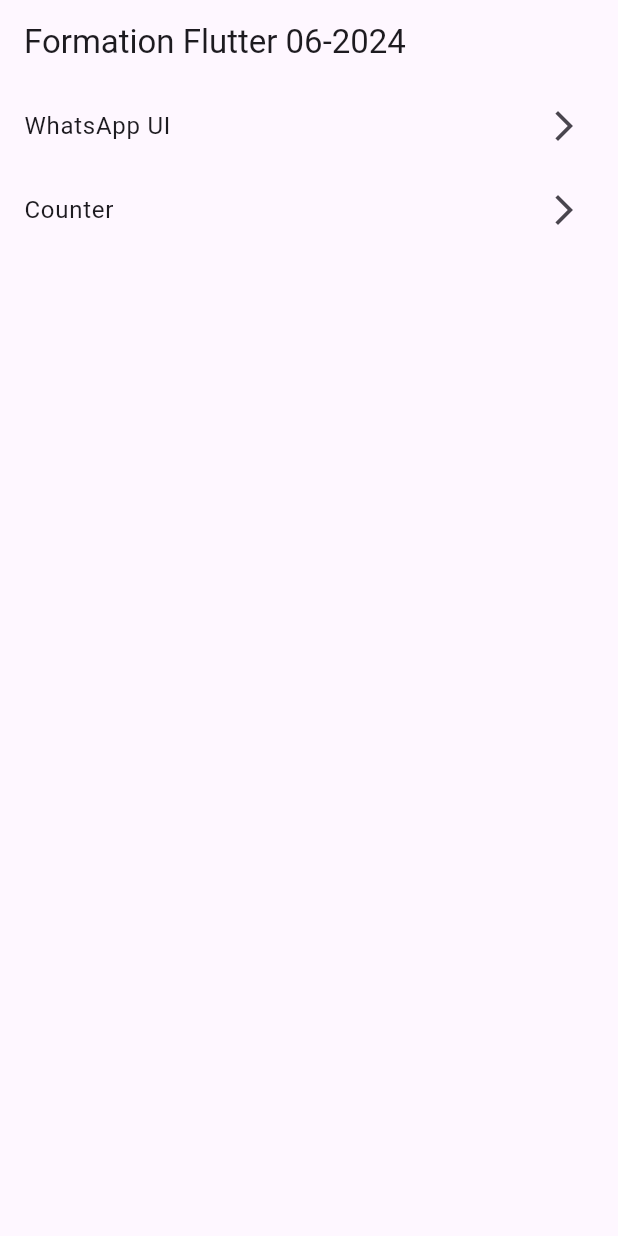
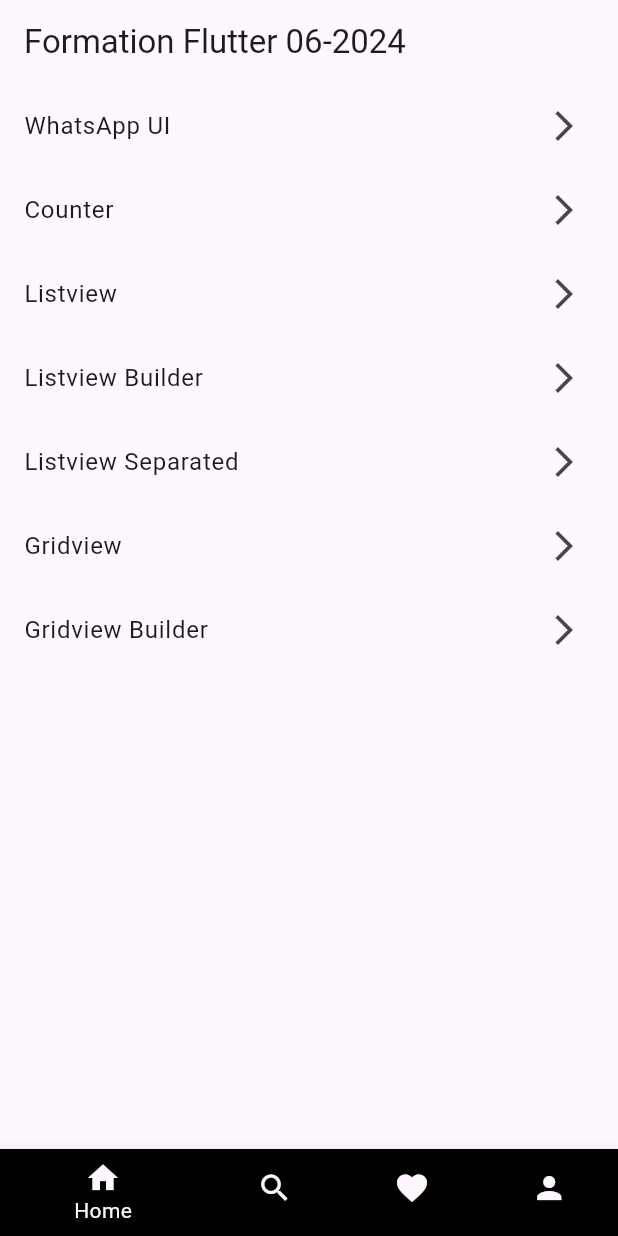
Before and after one commit to Brughth/Formation_flutter_06_24, a Flutter app: the screen it shows after launch, on a phone screen of 412 x 824 dp. Run offline on Flutter 3.47's test engine with Material 3 defaults, Android fonts, the phone set to English and light mode, and no system bars.

Commit message:
Listview, gradiew, etc..

```diff
--- a/lib/application_screen.dart
+++ b/lib/application_screen.dart
@@ -1,39 +1,79 @@
 import 'package:flutter/material.dart';
-import 'package:formation_flutter_join24/counter_screen.dart';
-import 'package:formation_flutter_join24/home_screen.dart';
 
-class ApplicationScreen extends StatelessWidget {
+import 'package:formation_flutter_join24/training_screen.dart';
+
+class ApplicationScreen extends StatefulWidget {
   const ApplicationScreen({super.key});
 
   @override
+  State<ApplicationScreen> createState() => _ApplicationScreenState();
+}
+
+class _ApplicationScreenState extends State<ApplicationScreen> {
+  int activeIndex = 0;
+  @override
   Widget build(BuildContext context) {
     return Scaffold(
-      appBar: AppBar(
-        title: const Text("Formation Flutter 06-2024"),
+      body: IndexedStack(
+        index: activeIndex,
+        children: [
+          const TrainingScreen(),
+          Scaffold(
+            appBar: AppBar(
+              title: const Text("Search"),
+            ),
+            body: Center(
+              child: Text(
+                "Search",
+                style: Theme.of(context).textTheme.displayLarge,
+              ),
+            ),
+          ),
+          Scaffold(
+            body: Center(
+              child: Text(
+                "Like",
+                style: Theme.of(context).textTheme.displayLarge,
+              ),
+            ),
+          ),
+          Scaffold(
+            body: Center(
+              child: Text(
+                "Profil",
+                style: Theme.of(context).textTheme.displayLarge,
+              ),
+            ),
+          )
+        ],
       ),
-      body: ListView(
-        children: [
-          ListTile(
-            title: Text("WhatsApp UI"),
-            trailing: Icon(Icons.arrow_forward_ios),
-            onTap: () {
-              Navigator.of(context).push(
-                MaterialPageRoute(
-                  builder: (context) => const HomeScreen(),
-                ),
-              );
-            },
+      bottomNavigationBar: BottomNavigationBar(
+        backgroundColor: Colors.black,
+        currentIndex: activeIndex,
+        onTap: (value) {
+          setState(() {
+            activeIndex = value;
+          });
+        },
+        items: const [
+          BottomNavigationBarItem(
+            icon: Icon(Icons.home),
+            label: "Home",
+            backgroundColor: Colors.black,
           ),
-          ListTile(
-            title: Text("Counter"),
-            trailing: Icon(Icons.arrow_forward_ios),
-            onTap: () {
-              Navigator.of(context).push(
-                MaterialPageRoute(
-                  builder: (context) => const CounterScreen(),
-                ),
-              );
-            },
+          BottomNavigationBarItem(
+            icon: Icon(Icons.search),
+            label: "Search",
+          ),
+          BottomNavigationBarItem(
+            icon: Icon(Icons.favorite),
+            label: "Like",
+            backgroundColor: Colors.black,
+          ),
+          BottomNavigationBarItem(
+            icon: Icon(Icons.person),
+            label: "Profil",
+            backgroundColor: Colors.black,
           )
         ],
       ),
--- /dev/null
+++ b/lib/training_screen.dart
@@ -0,0 +1,106 @@
+import 'package:flutter/material.dart';
+
+import 'counter_screen.dart';
+import 'gridview_builder_screen.dart';
+import 'gridview_screen.dart';
+import 'home_screen.dart';
+import 'listview_builder_screen.dart';
+import 'listview_screen.dart';
+import 'listview_separated_screen.dart';
+
+class TrainingScreen extends StatelessWidget {
+  const TrainingScreen({super.key});
+
+  @override
+  Widget build(BuildContext context) {
+    return Scaffold(
+      appBar: AppBar(
+        title: const Text("Formation Flutter 06-2024"),
+      ),
+      body: SingleChildScrollView(
+        child: Column(
+          children: [
+            ListTile(
+              title: Text("WhatsApp UI"),
+              trailing: Icon(Icons.arrow_forward_ios),
+              onTap: () {
+                Navigator.of(context).push(
+                  MaterialPageRoute(
+                    builder: (context) => const HomeScreen(),
+                  ),
+                );
+              },
+            ),
+            ListTile(
+              title: Text("Counter"),
+              trailing: Icon(Icons.arrow_forward_ios),
+              onTap: () {
+                Navigator.of(context).push(
+                  MaterialPageRoute(
+                    builder: (context) => const CounterScreen(),
+                  ),
+                );
+              },
+            ),
+            ListTile(
+              title: const Text("Listview"),
+              trailing: const Icon(Icons.arrow_forward_ios),
+              onTap: () {
+                Navigator.of(context).push(
+                  MaterialPageRoute(
+                    builder: (context) => ListViewScreen(),
+                  ),
+                );
+              },
+            ),
+            ListTile(
+              title: const Text("Listview Builder"),
+              trailing: const Icon(Icons.arrow_forward_ios),
+              onTap: () {
+                Navigator.of(context).push(
+                  MaterialPageRoute(
+                    builder: (context) => const ListViewBuilderScreen(),
+                  ),
+                );
+              },
+            ),
+            // for (int i = 1; i <= 15; i++)
+            ListTile(
+              title: const Text("Listview Separated"),
+              trailing: const Icon(Icons.arrow_forward_ios),
+              onTap: () {
+                Navigator.of(context).push(
+                  MaterialPageRoute(
+                    builder: (context) => const ListViewSeparatedScreen(),
+                  ),
+                );
+              },
+            ),
+            ListTile(
+              title: const Text("Gridview"),
+              trailing: const Icon(Icons.arrow_forward_ios),
+              onTap: () {
+                Navigator.of(context).push(
+                  MaterialPageRoute(
+                    builder: (context) => const GridViewScreen(),
+                  ),
+                );
+              },
+            ),
+            ListTile(
+              title: const Text("Gridview Builder"),
+              trailing: const Icon(Icons.arrow_forward_ios),
+              onTap: () {
+                Navigator.of(context).push(
+                  MaterialPageRoute(
+                    builder: (context) => const GridviewBuilderScreen(),
+                  ),
+                );
+              },
+            )
+          ],
+        ),
+      ),
+    );
+  }
+}
```
Also changed, not shown: lib/gridview_builder_screen.dart (added, +34 -0 lines), lib/gridview_screen.dart (added, +43 -0 lines), lib/listview_builder_screen.dart (added, +40 -0 lines), lib/listview_screen.dart (added, +96 -0 lines), lib/listview_separated_screen.dart (added, +46 -0 lines).
